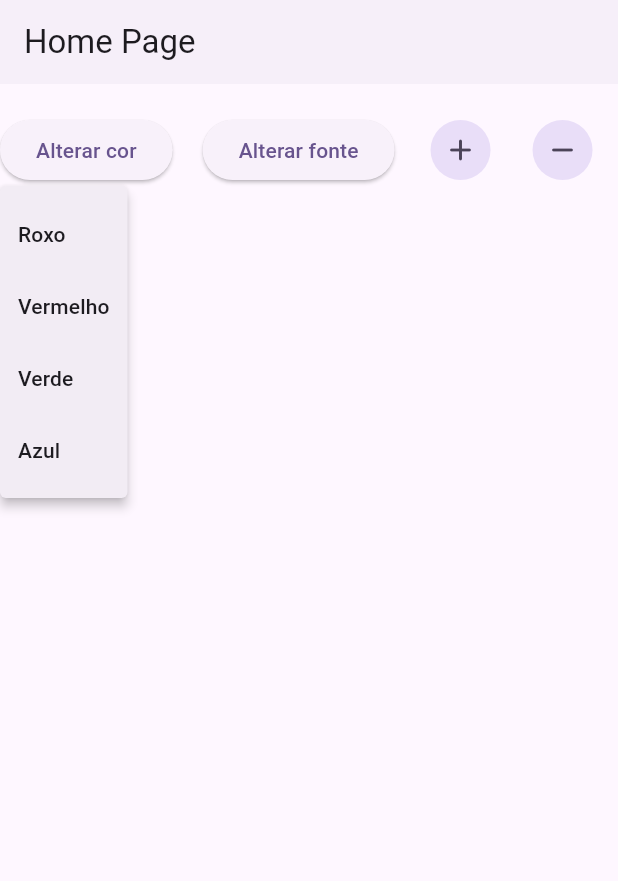
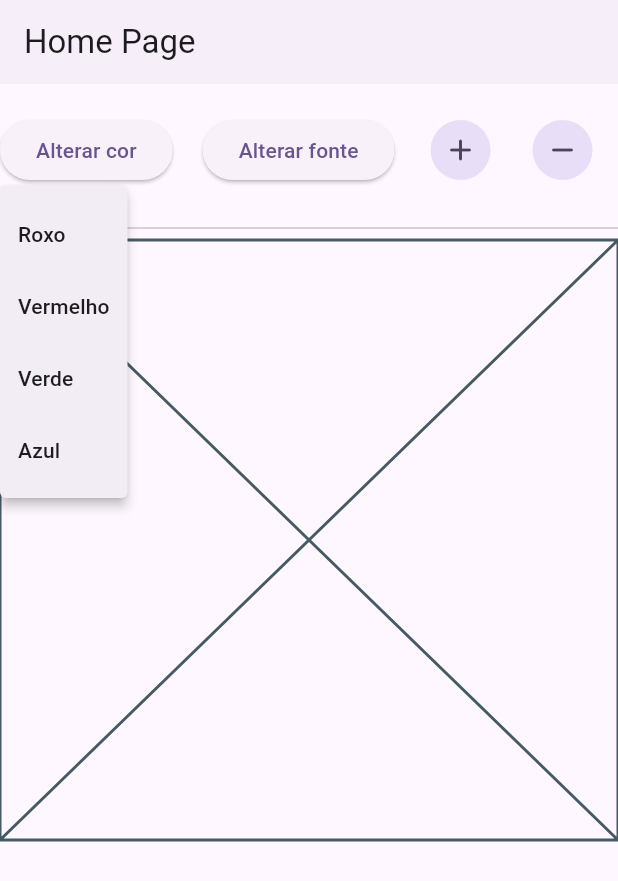
Before and after one commit to mutannejs/Estudo_Flutter, a Flutter app: the screen it shows after launch, after a tap on "Alterar cor", on a phone screen of 412 x 824 dp. Shown: the top 881 px of the screen. Run offline on Flutter 3.47's test engine with Material 3 defaults, Android fonts, the light colour scheme and no system bars; our stand-ins replace flutter_colorpicker, flutter_riverpod, shared_preferences; network calls fail; Roboto replaces fonts that are missing (Arial).

Commit message:
json fetch atividade 2

```diff
--- a/atividade_02/lib/home_page.dart
+++ b/atividade_02/lib/home_page.dart
@@ -1,4 +1,5 @@
 import 'package:atividade_02/change_interface.dart';
+import 'package:atividade_02/posts.dart';
 import 'package:flutter/material.dart';
 import 'package:flutter_riverpod/flutter_riverpod.dart';
 
@@ -18,11 +19,13 @@ class _HomePageState extends ConsumerState<HomePage> {
         elevation: 1,
       ),
       body: const SingleChildScrollView(
-        child: const Column(
+        child: Column(
           children: [
             SizedBox(height: 20),
             ChangeInterface(),
             SizedBox(height: 20),
+            Divider(),
+            WidgetPosts(),
           ],
         ),
       ),
--- /dev/null
+++ b/atividade_02/lib/posts.dart
@@ -0,0 +1,29 @@
+import 'dart:convert';
+
+import 'package:atividade_02/Post.dart';
+import 'package:flutter/material.dart';
+import 'package:http/http.dart' as http;
+
+Future<Posts> fetchPosts() async {
+  var posts = await http.get(Uri.parse('https://jsonplaceholder.typicode.com/posts'));
+  var posts_c = Posts.fromJson(jsonDecode(posts.body));
+  print(posts_c);
+  return posts_c;
+}
+
+class WidgetPosts extends StatefulWidget {
+  const WidgetPosts({super.key});
+
+  @override
+  State<WidgetPosts> createState() => _PostsState();
+}
+
+class _PostsState extends State<WidgetPosts> {
+
+  var posts = fetchPosts();
+
+  @override
+  Widget build(BuildContext context) {
+    return const Placeholder();
+  }
+}
--- a/atividade_02/pubspec.yaml
+++ b/atividade_02/pubspec.yaml
@@ -38,6 +38,7 @@ dependencies:
   google_fonts: ^6.2.1
   flutter_riverpod: ^2.6.1
   shared_preferences: ^2.3.3
+  http: ^1.2.2
 
 dev_dependencies:
   flutter_test:
```
Also changed, not shown: atividade_02/lib/Post.dart (added, +28 -0 lines), atividade_02/pubspec.lock, 1 other file.
